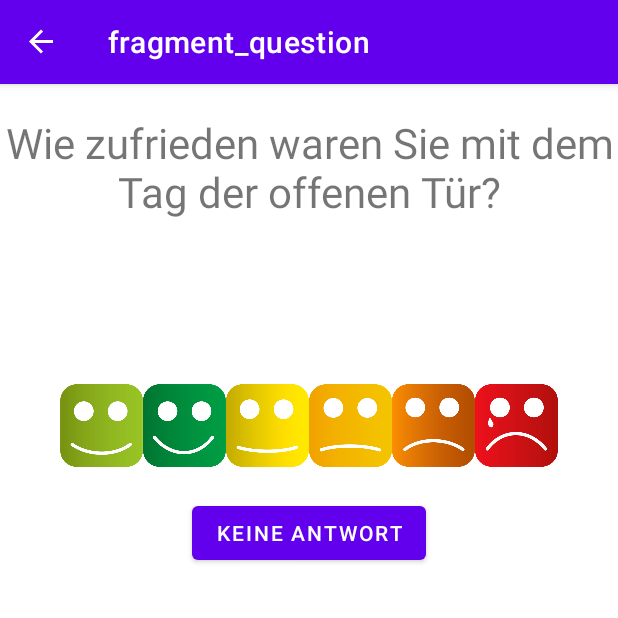
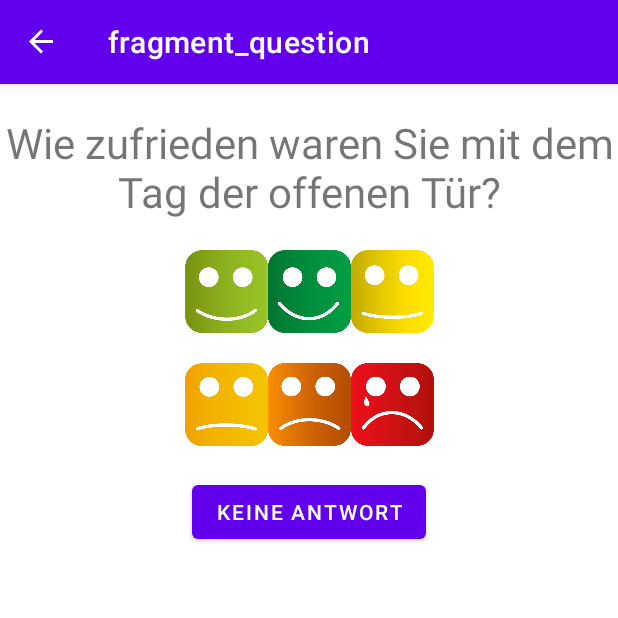
Before and after one commit to starkalukas/medt-tadeot-feedback, an Android app: the QuestionFragment screen opened through its navigation route, on a phone screen of 412 x 824 dp, the top half of it. Run offline under Robolectric (Android 15) with nearby library versions, the phone set to English and light mode, and no system bars; our stand-ins replace data binding, navigation-ui.

Commit message:
add icons and new entry

```diff
--- a/app/src/main/res/anim/move_animation.xml
+++ b/app/src/main/res/anim/move_animation.xml
@@ -3,8 +3,8 @@
 
     <translate
         android:duration="@android:integer/config_shortAnimTime"
-        android:fromXDelta="-100%"
-        android:fromYDelta="-100%"
+        android:fromXDelta="-5%"
+        android:fromYDelta="-5%"
         android:toXDelta="0%"
         android:toYDelta="0%"
         />
--- a/app/src/main/res/layout/fragment_question.xml
+++ b/app/src/main/res/layout/fragment_question.xml
@@ -25,10 +25,10 @@
             android:id="@+id/tableLayout"
             android:layout_width="wrap_content"
             android:layout_height="wrap_content"
-            android:layout_marginTop="200dp"
+            android:layout_marginTop="20dp"
             app:layout_constraintEnd_toEndOf="parent"
             app:layout_constraintStart_toStartOf="parent"
-            app:layout_constraintTop_toTopOf="parent">
+            app:layout_constraintTop_toBottomOf="@+id/textView2">
 
             <TableRow
                 android:layout_width="match_parent"
@@ -67,6 +67,13 @@
                     android:tag="3"
                     app:srcCompat="@drawable/icon3" />
 
+            </TableRow>
+
+            <TableRow
+                android:layout_width="223dp"
+                android:layout_height="match_parent"
+                android:layout_marginTop="20dp">
+
                 <ImageButton
                     android:id="@+id/btn_light_orange"
                     android:layout_width="55dp"
@@ -99,7 +106,6 @@
                     android:scaleType="fitCenter"
                     android:tag="6"
                     app:srcCompat="@drawable/icon6" />
-
             </TableRow>
 
         </TableLayout>
--- a/app/src/main/res/menu/menu_main.xml
+++ b/app/src/main/res/menu/menu_main.xml
@@ -3,6 +3,10 @@
 
     <item
         android:id="@+id/aboutFragment"
-        android:title="@string/menu_main_about"
-        />
+        android:icon="@android:drawable/ic_dialog_info"
+        android:title="@string/menu_main_about" />
+    <item
+        android:id="@+id/helpFragment"
+        android:icon="@android:drawable/ic_menu_help"
+        android:title="@string/help_nav" />
 </menu>
--- a/app/src/main/res/values/strings.xml
+++ b/app/src/main/res/values/strings.xml
@@ -23,5 +23,6 @@
     <string name="hello_blank_fragment">Hello blank fragment</string>
     <string name="button">button</string>
     <string name="help_txt">Das ist eine Seite, bei der man sein Feedback zum Tag der offenen Tür abgeben kann.</string>
+    <string name="help_nav">Help</string>
 
 </resources>
```
